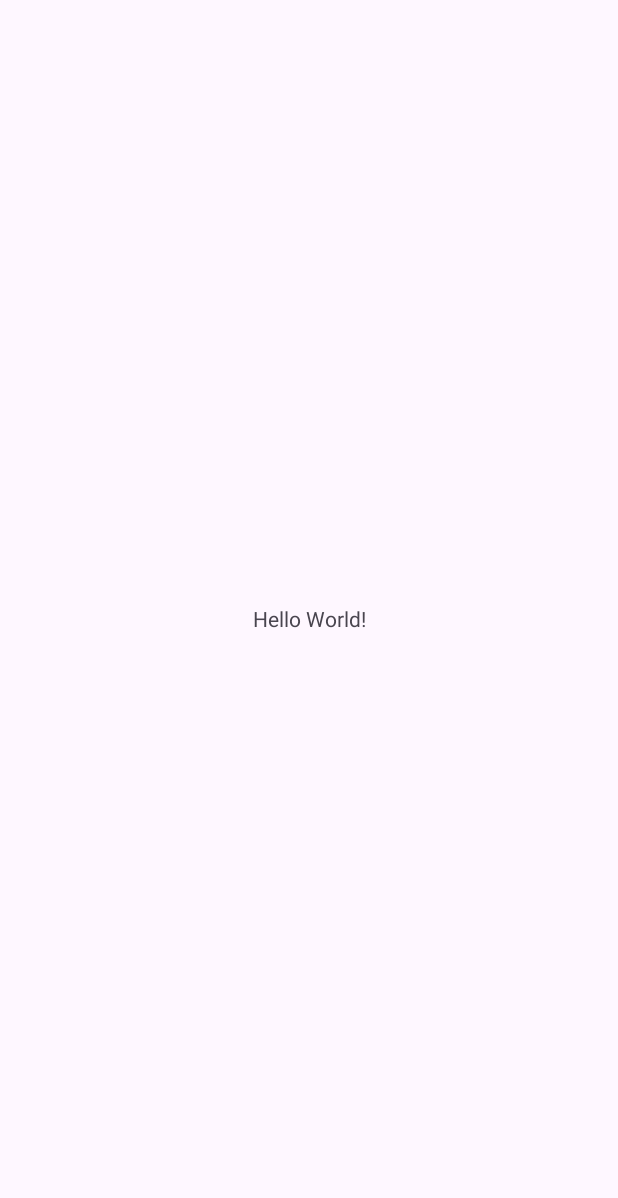
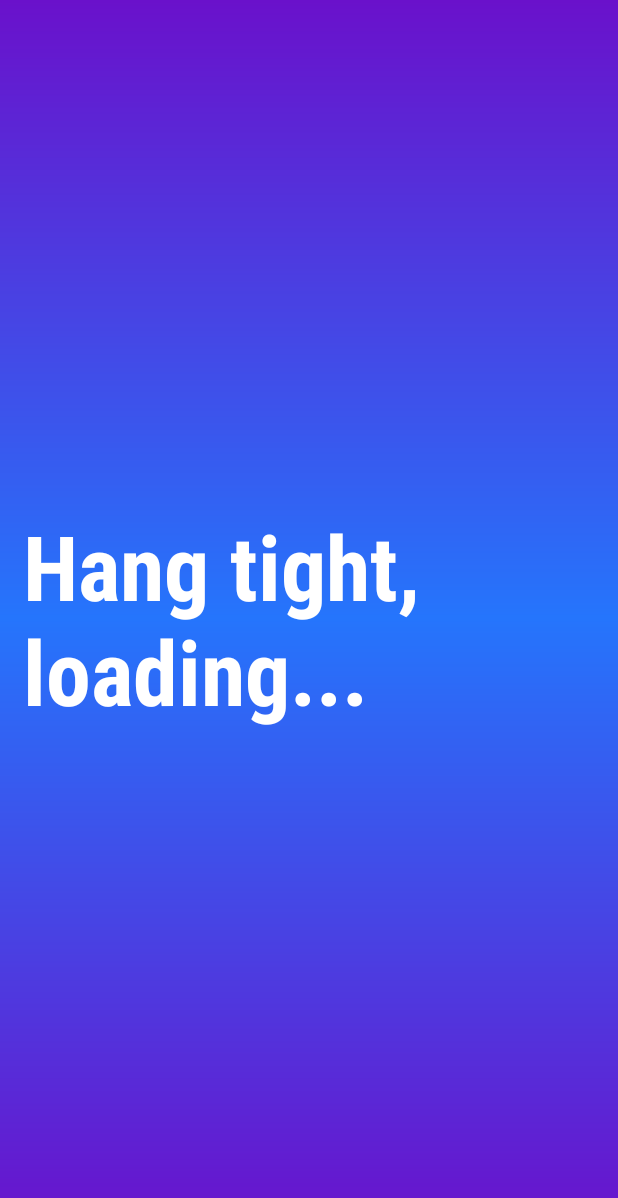
Before and after one commit to RushiNChapadia/SuperCart_EcommerceApp, an Android app: the MainActivity screen opened directly, with no data from a screen before it, on a phone screen of 412 x 824 dp. Before the commit the part shown is almost empty. Shown: the top 1198 px of the screen. Run offline under Robolectric (Android 15) with nearby library versions, the phone set to English and light mode, and no system bars.

Commit message:
Added gradient to Splash Screen

```diff
--- /dev/null
+++ b/app/src/main/res/drawable/gd4.xml
@@ -0,0 +1,10 @@
+<?xml version="1.0" encoding="utf-8"?>
+<shape xmlns:android="http://schemas.android.com/apk/res/android"
+    android:shape="rectangle">
+    <gradient
+        android:angle="270"
+        android:startColor="#6a11cb"
+        android:centerColor="#2575fc"
+        android:endColor="#6a11cb"
+        android:type="linear" />
+</shape>
--- a/app/src/main/res/layout/activity_main.xml
+++ b/app/src/main/res/layout/activity_main.xml
@@ -5,15 +5,23 @@
     android:id="@+id/main"
     android:layout_width="match_parent"
     android:layout_height="match_parent"
-    tools:context=".MainActivity">
+    tools:context=".MainActivity"
+    android:background="@drawable/gd4">
 
-    <TextView
+    <androidx.appcompat.widget.AppCompatTextView
+        android:id="@+id/tvSplashMessage"
         android:layout_width="wrap_content"
         android:layout_height="wrap_content"
-        android:text="Hello World!"
+        android:text="Hang tight, loading..."
+        android:textSize="60sp"
+        android:textColor="@color/white"
+        android:textStyle="bold"
+        app:fontFamily="sans-serif-condensed-medium"
+        app:layout_constraintStart_toStartOf="parent"
+        app:layout_constraintEnd_toEndOf="parent"
+        app:layout_constraintTop_toTopOf="parent"
         app:layout_constraintBottom_toBottomOf="parent"
-        app:layout_constraintEnd_toEndOf="parent"
-        app:layout_constraintStart_toStartOf="parent"
-        app:layout_constraintTop_toTopOf="parent" />
+        android:padding="15dp"
+        />
 
 </androidx.constraintlayout.widget.ConstraintLayout>
```
